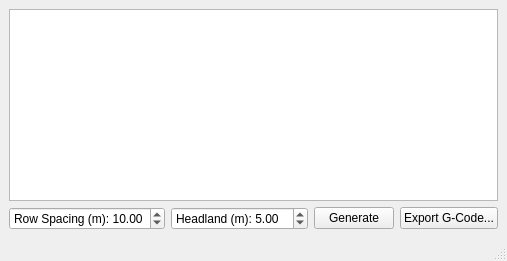
The window that Scr/Ui_MainWindow.ui (cropcrusaders/tractobots_planner_qt) describes before a commit, drawn with Qt 5.
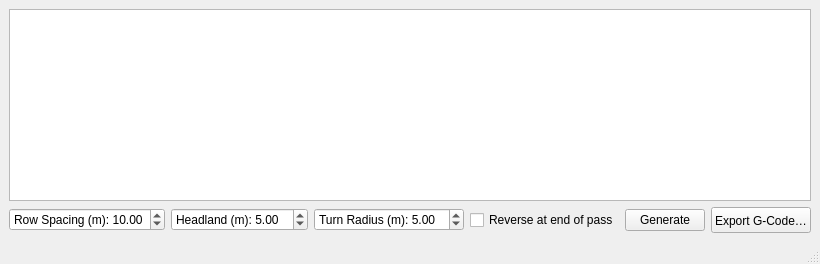
The same window after the commit.

What changed in the file:
```diff
--- a/Scr/Ui_MainWindow.ui
+++ b/Scr/Ui_MainWindow.ui
@@ -26,6 +26,25 @@
         <property name="value"><double>5.0</double></property>
        </widget>
       </item>
+
+      <!-- Turn Radius -->
+      <item>
+       <widget class="QDoubleSpinBox" name="turnRadiusSpin">
+        <property name="prefix"><string>Turn Radius (m): </string></property>
+        <property name="minimum"><double>0.0</double></property>
+        <property name="value"><double>5.0</double></property>
+       </widget>
+      </item>
+
+      <!-- Reverse Option -->
+      <item>
+       <widget class="QCheckBox" name="reverseCheck">
+        <property name="text"><string>Reverse at end of pass</string></property>
+        <property name="checked"><bool>false</bool></property>
+       </widget>
+      </item>
+
+      <!-- Generate & Export -->
       <item>
        <widget class="QPushButton" name="generateButton">
         <property name="text"><string>Generate</string></property>
@@ -33,7 +52,7 @@
       </item>
       <item>
        <widget class="QPushButton" name="exportButton">
-        <property name="text"><string>Export G-Code...</string></property>
+        <property name="text"><string>Export G‑Code…</string></property>
        </widget>
       </item>
      </layout>
```
Left out of the diff: 9 changed lines with no effect on the pictures.
